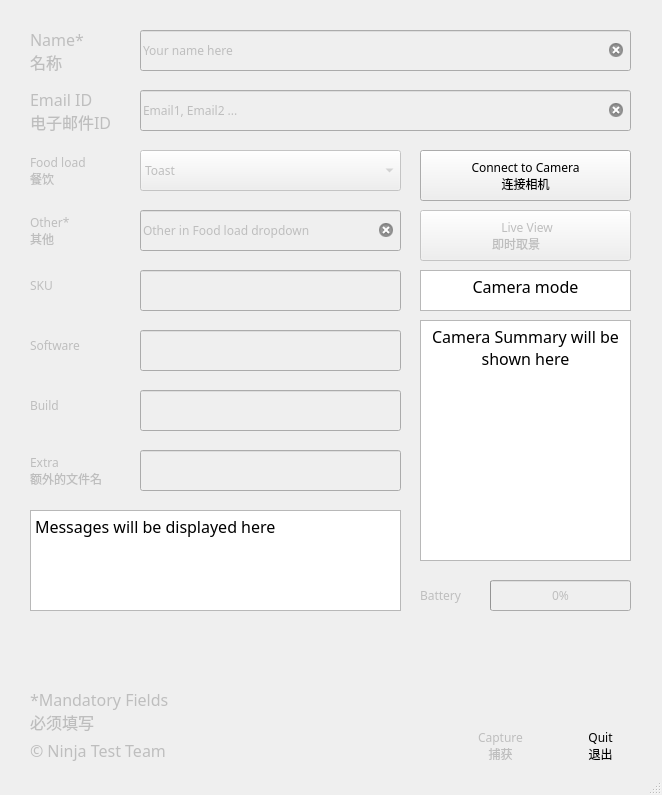
The window that uiFiles/cameracontrols.ui (vikramsesh/Photobox) describes before a commit, drawn with Qt 5.
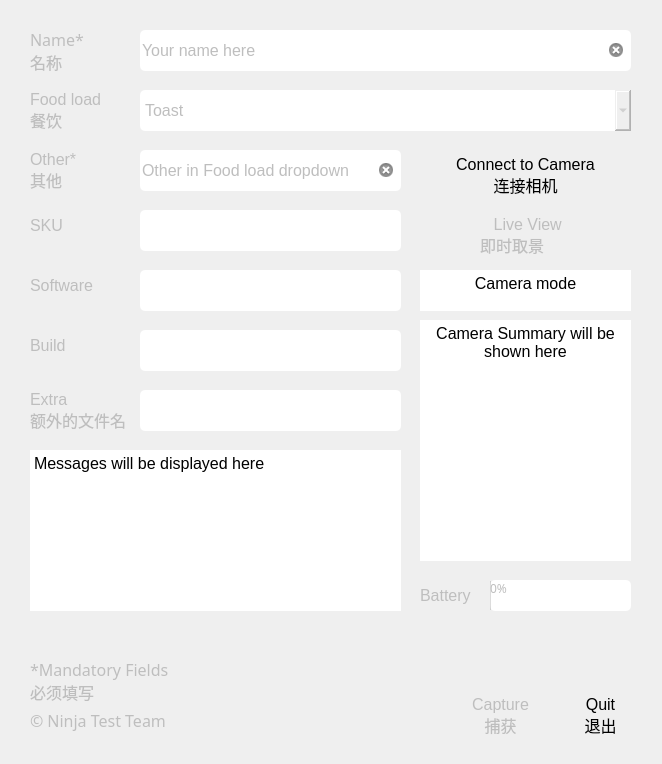
The same window after the commit. Icons and pictures are not drawn.

Commit message: removed email capabilities

```diff
--- a/uiFiles/cameracontrols.ui
+++ b/uiFiles/cameracontrols.ui
@@ -7,12 +7,15 @@
     <x>0</x>
     <y>0</y>
     <width>662</width>
-    <height>795</height>
+    <height>764</height>
    </rect>
   </property>
   <property name="windowTitle">
    <string>MainWindow</string>
   </property>
+  <property name="styleSheet">
+   <string notr="true">border-radius:5px;</string>
+  </property>
   <widget class="QWidget" name="centralwidget">
    <widget class="QPushButton" name="pushButton_capture">
     <property name="enabled">
@@ -21,7 +24,7 @@
     <property name="geometry">
      <rect>
       <x>450</x>
-      <y>650</y>
+      <y>620</y>
       <width>101</width>
       <height>91</height>
      </rect>
@@ -86,14 +89,15 @@
     <property name="geometry">
      <rect>
       <x>30</x>
-      <y>150</y>
+      <y>90</y>
       <width>101</width>
       <height>41</height>
      </rect>
     </property>
     <property name="font">
      <font>
-      <family>Piboto Light</family>
+      <family>MS Shell Dlg 2</family>
+      <pointsize>12</pointsize>
      </font>
     </property>
     <property name="text">
@@ -115,7 +119,8 @@
     </property>
     <property name="font">
      <font>
-      <family>Piboto Light</family>
+      <family>MS Shell Dlg 2</family>
+      <pointsize>12</pointsize>
       <weight>50</weight>
       <italic>false</italic>
       <bold>false</bold>
@@ -158,14 +163,15 @@
     <property name="geometry">
      <rect>
       <x>140</x>
-      <y>390</y>
+      <y>330</y>
       <width>261</width>
       <height>41</height>
      </rect>
     </property>
     <property name="font">
      <font>
-      <family>Piboto Light</family>
+      <family>MS Shell Dlg 2</family>
+      <pointsize>12</pointsize>
      </font>
     </property>
     <property name="text">
@@ -182,43 +188,21 @@
     <property name="geometry">
      <rect>
       <x>30</x>
-      <y>330</y>
+      <y>270</y>
       <width>71</width>
       <height>31</height>
      </rect>
     </property>
     <property name="font">
      <font>
-      <family>Piboto Light</family>
+      <family>MS Shell Dlg 2</family>
+      <pointsize>12</pointsize>
      </font>
     </property>
     <property name="text">
      <string>Software</string>
     </property>
    </widget>
-   <widget class="QLabel" name="label_email">
-    <property name="enabled">
-     <bool>false</bool>
-    </property>
-    <property name="geometry">
-     <rect>
-      <x>30</x>
-      <y>90</y>
-      <width>81</width>
-      <height>41</height>
-     </rect>
-    </property>
-    <property name="font">
-     <font>
-      <family>Piboto Light</family>
-      <pointsize>12</pointsize>
-     </font>
-    </property>
-    <property name="text">
-     <string>Email ID
-电子邮件ID</string>
-    </property>
-   </widget>
    <widget class="QLabel" name="label_name">
     <property name="enabled">
      <bool>false</bool>
@@ -258,7 +242,11 @@
     </property>
     <property name="font">
      <font>
-      <family>Piboto Light</family>
+      <family>MS Shell Dlg 2</family>
+      <pointsize>12</pointsize>
+      <weight>50</weight>
+      <italic>false</italic>
+      <bold>false</bold>
      </font>
     </property>
     <property name="cursor">
@@ -294,12 +282,16 @@
     </property>
     <property name="font">
      <font>
-      <family>Piboto Light</family>
+      <family>MS Shell Dlg 2</family>
+      <pointsize>12</pointsize>
      </font>
     </property>
     <property name="autoFillBackground">
      <bool>false</bool>
     </property>
+    <property name="styleSheet">
+     <string notr="true">border-radius:5px;</string>
+    </property>
     <property name="tabChangesFocus">
      <bool>false</bool>
     </property>
@@ -310,7 +302,7 @@
      <string>&lt;!DOCTYPE HTML PUBLIC &quot;-//W3C//DTD HTML 4.0//EN&quot; &quot;http://www.w3.org/TR/REC-html40/strict.dtd&quot;&gt;
 &lt;html&gt;&lt;head&gt;&lt;meta name=&quot;qrichtext&quot; content=&quot;1&quot; /&gt;&lt;style type=&quot;text/css&quot;&gt;
 p, li { white-space: pre-wrap; }
-&lt;/style&gt;&lt;/head&gt;&lt;body style=&quot; font-family:'Piboto Light'; font-size:12pt; font-weight:400; font-style:normal;&quot;&gt;
+&lt;/style&gt;&lt;/head&gt;&lt;body style=&quot; font-family:'MS Shell Dlg 2'; font-size:12pt; font-weight:400; font-style:normal;&quot;&gt;
 &lt;p align=&quot;center&quot; style=&quot; margin-top:0px; margin-bottom:0px; margin-left:0px; margin-right:0px; -qt-block-indent:0; text-indent:0px;&quot;&gt;&lt;span style=&quot; font-family:'PibotoLt';&quot;&gt;Camera Summary will be shown here&lt;/span&gt;&lt;/p&gt;&lt;/body&gt;&lt;/html&gt;</string>
     </property>
     <property name="overwriteMode">
@@ -324,47 +316,21 @@
     <property name="geometry">
      <rect>
       <x>30</x>
-      <y>390</y>
+      <y>330</y>
       <width>51</width>
       <height>31</height>
      </rect>
     </property>
     <property name="font">
      <font>
-      <family>Piboto Light</family>
+      <family>MS Shell Dlg 2</family>
+      <pointsize>12</pointsize>
      </font>
     </property>
     <property name="text">
      <string>Build</string>
     </property>
    </widget>
-   <widget class="QLineEdit" name="lineEdit_email">
-    <property name="enabled">
-     <bool>false</bool>
-    </property>
-    <property name="geometry">
-     <rect>
-      <x>140</x>
-      <y>90</y>
-      <width>491</width>
-      <height>41</height>
-     </rect>
-    </property>
-    <property name="font">
-     <font>
-      <family>Piboto Light</family>
-     </font>
-    </property>
-    <property name="autoFillBackground">
-     <bool>true</bool>
-    </property>
-    <property name="text">
-     <string>Email1, Email2 ...</string>
-    </property>
-    <property name="clearButtonEnabled">
-     <bool>true</bool>
-    </property>
-   </widget>
    <widget class="QLabel" name="label_FilenameExtra">
     <property name="enabled">
      <bool>false</bool>
@@ -372,14 +338,15 @@
     <property name="geometry">
      <rect>
       <x>30</x>
-      <y>450</y>
+      <y>390</y>
       <width>101</width>
       <height>41</height>
      </rect>
     </property>
     <property name="font">
      <font>
-      <family>Piboto Light</family>
+      <family>MS Shell Dlg 2</family>
+      <pointsize>12</pointsize>
      </font>
     </property>
     <property name="text">
@@ -394,7 +361,7 @@
     <property name="geometry">
      <rect>
       <x>570</x>
-      <y>650</y>
+      <y>620</y>
       <width>61</width>
       <height>91</height>
      </rect>
@@ -440,16 +407,20 @@
     <property name="geometry">
      <rect>
       <x>30</x>
-      <y>510</y>
+      <y>450</y>
       <width>371</width>
-      <height>101</height>
+      <height>161</height>
      </rect>
     </property>
     <property name="font">
      <font>
-      <family>Piboto Light</family>
+      <family>MS Shell Dlg 2</family>
+      <pointsize>12</pointsize>
      </font>
     </property>
+    <property name="styleSheet">
+     <string notr="true">border-radius:5px;</string>
+    </property>
     <property name="readOnly">
      <bool>true</bool>
     </property>
@@ -457,7 +428,7 @@
      <string>&lt;!DOCTYPE HTML PUBLIC &quot;-//W3C//DTD HTML 4.0//EN&quot; &quot;http://www.w3.org/TR/REC-html40/strict.dtd&quot;&gt;
 &lt;html&gt;&lt;head&gt;&lt;meta name=&quot;qrichtext&quot; content=&quot;1&quot; /&gt;&lt;style type=&quot;text/css&quot;&gt;
 p, li { white-space: pre-wrap; }
-&lt;/style&gt;&lt;/head&gt;&lt;body style=&quot; font-family:'Piboto Light'; font-size:12pt; font-weight:400; font-style:normal;&quot;&gt;
+&lt;/style&gt;&lt;/head&gt;&lt;body style=&quot; font-family:'MS Shell Dlg 2'; font-size:12pt; font-weight:400; font-style:normal;&quot;&gt;
 &lt;p style=&quot; margin-top:0px; margin-bottom:0px; margin-left:0px; margin-right:0px; -qt-block-indent:0; text-indent:0px;&quot;&gt;&lt;span style=&quot; font-family:'PibotoLt';&quot;&gt;Messages will be displayed here&lt;/span&gt;&lt;/p&gt;&lt;/body&gt;&lt;/html&gt;</string>
     </property>
     <property name="overwriteMode">
@@ -471,7 +442,7 @@
     <property name="geometry">
      <rect>
       <x>30</x>
-      <y>690</y>
+      <y>660</y>
       <width>341</width>
       <height>41</height>
      </rect>
@@ -502,14 +473,15 @@
     <property name="geometry">
      <rect>
       <x>140</x>
-      <y>450</y>
+      <y>390</y>
       <width>261</width>
       <height>41</height>
      </rect>
     </property>
     <property name="font">
      <font>
-      <family>Piboto Light</family>
+      <family>MS Shell Dlg 2</family>
+      <pointsize>12</pointsize>
      </font>
     </property>
     <property name="text">
@@ -526,14 +498,15 @@
     <property name="geometry">
      <rect>
       <x>140</x>
-      <y>150</y>
-      <width>261</width>
+      <y>90</y>
+      <width>491</width>
       <height>41</height>
      </rect>
     </property>
     <property name="font">
      <font>
-      <family>Piboto Light</family>
+      <family>MS Shell Dlg 2</family>
+      <pointsize>12</pointsize>
      </font>
     </property>
     <property name="cursor">
@@ -664,14 +637,15 @@
     <property name="geometry">
      <rect>
       <x>30</x>
-      <y>210</y>
+      <y>150</y>
       <width>91</width>
       <height>41</height>
      </rect>
     </property>
     <property name="font">
      <font>
-      <family>Piboto Light</family>
+      <family>MS Shell Dlg 2</family>
+      <pointsize>12</pointsize>
      </font>
     </property>
     <property name="text">
@@ -686,7 +660,7 @@
     <property name="geometry">
      <rect>
       <x>30</x>
-      <y>740</y>
+      <y>710</y>
       <width>311</width>
       <height>21</height>
      </rect>
@@ -717,14 +691,15 @@
     <property name="geometry">
      <rect>
       <x>30</x>
-      <y>270</y>
+      <y>210</y>
       <width>51</width>
       <height>31</height>
      </rect>
     </property>
     <property name="font">
      <font>
-      <family>Piboto Light</family>
+      <family>MS Shell Dlg 2</family>
+      <pointsize>12</pointsize>
      </font>
     </property>
     <property name="text">
@@ -738,14 +713,15 @@
     <property name="geometry">
      <rect>
       <x>140</x>
-      <y>330</y>
+      <y>270</y>
       <width>261</width>
       <height>41</height>
      </rect>
     </property>
     <property name="font">
      <font>
-      <family>Piboto Light</family>
+      <family>MS Shell Dlg 2</family>
+      <pointsize>12</pointsize>
      </font>
     </property>
     <property name="text">
@@ -769,7 +745,8 @@
     </property>
     <property name="font">
      <font>
-      <family>Piboto Light</family>
+      <family>MS Shell Dlg 2</family>
+      <pointsize>12</pointsize>
      </font>
     </property>
     <property name="text">
@@ -790,7 +767,8 @@
     </property>
     <property name="font">
      <font>
-      <family>Piboto Light</family>
+      <family>MS Shell Dlg 2</family>
+      <pointsize>12</pointsize>
      </font>
     </property>
     <property name="text">
@@ -807,14 +785,15 @@
     <property name="geometry">
      <rect>
       <x>140</x>
-      <y>270</y>
+      <y>210</y>
       <width>261</width>
       <height>41</height>
      </rect>
     </property>
     <property name="font">
      <font>
-      <family>Piboto Light</family>
+      <family>MS Shell Dlg 2</family>
+      <pointsize>12</pointsize>
      </font>
     </property>
     <property name="text">
@@ -831,14 +810,15 @@
     <property name="geometry">
      <rect>
       <x>140</x>
-      <y>210</y>
+      <y>150</y>
       <width>261</width>
       <height>41</height>
      </rect>
     </property>
     <property name="font">
      <font>
-      <family>Piboto Light</family>
+      <family>MS Shell Dlg 2</family>
+      <pointsize>12</pointsize>
      </font>
     </property>
     <property name="text">
@@ -855,14 +835,15 @@
     <property name="geometry">
      <rect>
       <x>570</x>
-      <y>720</y>
+      <y>690</y>
       <width>61</width>
       <height>51</height>
      </rect>
     </property>
     <property name="font">
      <font>
-      <family>Piboto Light</family>
+      <family>MS Shell Dlg 2</family>
+      <pointsize>12</pointsize>
      </font>
     </property>
     <property name="text">
@@ -880,14 +861,15 @@
     <property name="geometry">
      <rect>
       <x>470</x>
-      <y>720</y>
+      <y>690</y>
       <width>61</width>
       <height>51</height>
      </rect>
     </property>
     <property name="font">
      <font>
-      <family>Piboto Light</family>
+      <family>MS Shell Dlg 2</family>
+      <pointsize>12</pointsize>
      </font>
     </property>
     <property name="text">
@@ -912,12 +894,19 @@
     </property>
     <property name="font">
      <font>
-      <family>Piboto Light</family>
+      <family>MS Shell Dlg 2</family>
+      <pointsize>12</pointsize>
+      <weight>50</weight>
+      <italic>false</italic>
+      <bold>false</bold>
      </font>
     </property>
     <property name="autoFillBackground">
      <bool>false</bool>
     </property>
+    <property name="styleSheet">
+     <string notr="true">border-radius:5px;</string>
+    </property>
     <property name="tabChangesFocus">
      <bool>false</bool>
     </property>
@@ -928,7 +917,7 @@
      <string>&lt;!DOCTYPE HTML PUBLIC &quot;-//W3C//DTD HTML 4.0//EN&quot; &quot;http://www.w3.org/TR/REC-html40/strict.dtd&quot;&gt;
 &lt;html&gt;&lt;head&gt;&lt;meta name=&quot;qrichtext&quot; content=&quot;1&quot; /&gt;&lt;style type=&quot;text/css&quot;&gt;
 p, li { white-space: pre-wrap; }
-&lt;/style&gt;&lt;/head&gt;&lt;body style=&quot; font-family:'Piboto Light'; font-size:12pt; font-weight:400; font-style:normal;&quot;&gt;
+&lt;/style&gt;&lt;/head&gt;&lt;body style=&quot; font-family:'MS Shell Dlg 2'; font-size:12pt; font-weight:400; font-style:normal;&quot;&gt;
 &lt;p align=&quot;center&quot; style=&quot; margin-top:0px; margin-bottom:0px; margin-left:0px; margin-right:0px; -qt-block-indent:0; text-indent:0px;&quot;&gt;&lt;span style=&quot; font-family:'PibotoLt';&quot;&gt;Camera mode&lt;/span&gt;&lt;/p&gt;&lt;/body&gt;&lt;/html&gt;</string>
     </property>
     <property name="overwriteMode">
```
Left out of the diff: 6 changed lines with no effect on the pictures. The commit also changes 1 other file.
